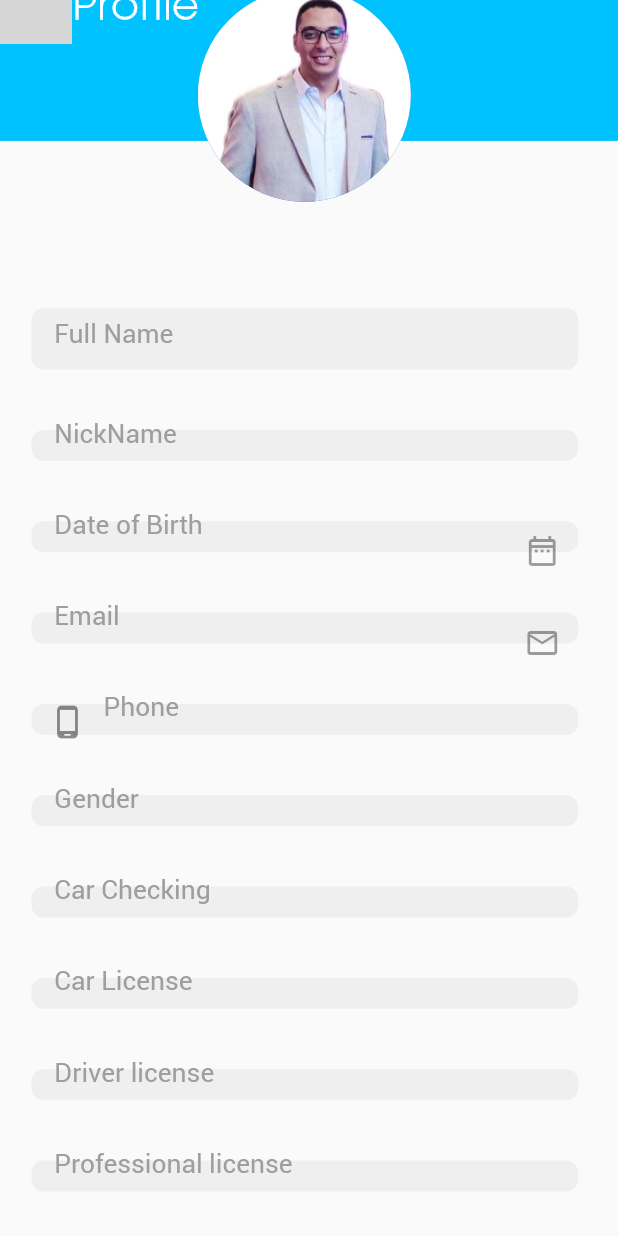
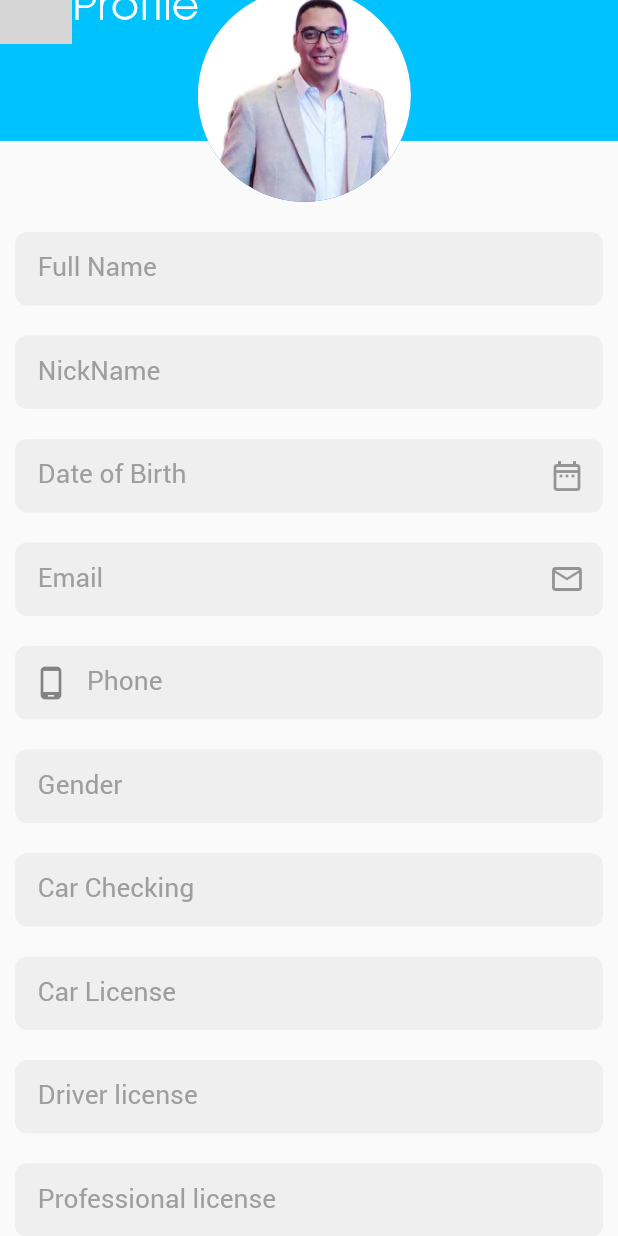
Before and after one commit to Dev0Mahmoud/Oz-Go-Driver, a Flutter app: the ProfileScreen screen opened by its route, scrolled down 109 dp, on a phone screen of 412 x 824 dp. Run offline on Flutter 3.47's test engine with Material 2 defaults, Android fonts, the phone set to English and light mode, and no system bars; our stand-ins replace bloc, dio, easy_localization, equatable, flutter_bloc, flutter_screenutil and 9 more; missing offline and left inert: fast_contacts; accounts and stored records are empty; project files that could hold a hidden picture were left out; grey boxes are pictures that could not be loaded.

Commit message:
finish app 'Thanks'

```diff
--- a/lib/presentation/router/app_router.dart
+++ b/lib/presentation/router/app_router.dart
@@ -30,7 +30,7 @@ class AppRouter {
     switch (settings.name) {
       case AppRouterNames.rSplashRoute:
         return MaterialPageRoute(
-          builder: (_) => TripRequestScreen(),
+          builder: (_) => SplashScreen(),
         );
       case AppRouterNames.rSignInRoute:
         return MaterialPageRoute(
--- a/lib/presentation/screens/user/contact_screen.dart
+++ b/lib/presentation/screens/user/contact_screen.dart
@@ -60,7 +60,7 @@ class _ContactScreenState extends State<ContactScreen> {
                 ),
         ),
       ),
-      body: controller.text.isEmpty ? ContactList(list: GlobalCubit.get(context).contacts ?? [],):ContactList(list: GlobalCubit.get(context).contactSearched,),
+      body: controller.text.isEmpty ? ContactList(list: GlobalCubit.get(context).contacts!,):ContactList(list: GlobalCubit.get(context).contactSearched,),
     );
   }
 }
--- a/lib/presentation/screens/user/profile_screen.dart
+++ b/lib/presentation/screens/user/profile_screen.dart
@@ -15,6 +15,7 @@ class ProfileScreen extends StatelessWidget {
   Widget build(BuildContext context) {
     return Scaffold(
       body: SingleChildScrollView(
+
         child: Column(
           children: [
             Stack(
@@ -29,36 +30,25 @@ class ProfileScreen extends StatelessWidget {
                     child: DefaultCircleAvatar(
                         imageName: AssetsManager.person, radius: 70.r)),
                 Padding(
-                  padding: EdgeInsets.only(top: 300.h, left: 10.w),
+                  padding: EdgeInsetsDirectional.only(top: 250.h),
                   child: Column(
                     children: [
-                      SizedBox(
-                        width: 350.w,
-                        child: DefaultFormField(
+                      DefaultFormField(
                           controller: _nameController,
                           keyboard: TextInputType.name,
                           fillColor: Color.fromARGB(255, 194, 194, 194)
                               .withOpacity(0.2),
                           borderColor: Colors.transparent,
                           hintText: 'Full Name'),
-                      ),
-                      SizedBox(height: 20.h),
-                      SizedBox(
-                        width: 350.w,
-                        height: 40.h,
-                        child: DefaultFormField(
+                      DefaultFormField(
                           fillColor: Color.fromARGB(255, 194, 194, 194)
                               .withOpacity(0.2),
                           borderColor: Colors.transparent,
+
                           controller: _nameController,
                           keyboard: TextInputType.name,
                           hintText: 'NickName'),
-                      ),
-                      SizedBox(height: 20.h),
-                      SizedBox(
-                        width: 350.w,
-                        height: 40.h,
-                        child: DefaultFormField(
+                      DefaultFormField(
                           fillColor: Color.fromARGB(255, 194, 194, 194)
                               .withOpacity(0.2),
                           borderColor: Colors.transparent,
@@ -66,12 +56,7 @@ class ProfileScreen extends StatelessWidget {
                           keyboard: TextInputType.name,
                           suffixIcon: Icon(Icons.date_range_outlined),
                           hintText: 'Date of Birth'),
-                      ),
-                      SizedBox(height: 20.h),
-                      SizedBox(
-                        width: 350.w,
-                        height: 40.h,
-                        child: DefaultFormField(
+                      DefaultFormField(
                           fillColor: Color.fromARGB(255, 194, 194, 194)
                               .withOpacity(0.2),
                           borderColor: Colors.transparent,
@@ -79,12 +64,7 @@ class ProfileScreen extends StatelessWidget {
                           keyboard: TextInputType.name,
                           suffixIcon: Icon(Icons.email_outlined),
                           hintText: 'Email'),
-                      ),
-                      SizedBox(height: 20.h),
-                      SizedBox(
-                        width: 350.w,
-                        height: 40.h,
-                        child: DefaultFormField(
+                      DefaultFormField(
                           fillColor: Color.fromARGB(255, 194, 194, 194)
                               .withOpacity(0.2),
                           borderColor: Colors.transparent,
@@ -92,68 +72,41 @@ class ProfileScreen extends StatelessWidget {
                           keyboard: TextInputType.name,
                           prefixIcon: Icon(Icons.phone_android_outlined),
                           hintText: 'Phone'),
-                      ),
-                      SizedBox(height: 20.h),
-                      SizedBox(
-                        width: 350.w,
-                        height: 40.h,
-                        child: DefaultFormField(
+                      DefaultFormField(
                           fillColor: Color.fromARGB(255, 194, 194, 194)
                               .withOpacity(0.2),
                           borderColor: Colors.transparent,
                           controller: _nameController,
                           keyboard: TextInputType.name,
                           hintText: 'Gender'),
-                      ),
-                      SizedBox(height: 20.h),
-                      SizedBox(
-                        width: 350.w,
-                        height: 40.h,
-                        child: DefaultFormField(
+                      DefaultFormField(
                           fillColor: Color.fromARGB(255, 194, 194, 194)
                               .withOpacity(0.2),
                           borderColor: Colors.transparent,
                           controller: _nameController,
                           keyboard: TextInputType.name,
                           hintText: 'Car Checking'),
-                      ),
-                      SizedBox(height: 20.h),
-                      SizedBox(
-                        width: 350.w,
-                        height: 40.h,
-                        child: DefaultFormField(
+                      DefaultFormField(
                           fillColor: Color.fromARGB(255, 194, 194, 194)
                               .withOpacity(0.2),
                           borderColor: Colors.transparent,
                           controller: _nameController,
                           keyboard: TextInputType.name,
                           hintText: 'Car License'),
-                      ),
-                      SizedBox(height: 20.h),
-                      SizedBox(
-                        width: 350.w,
-                        height: 40.h,
-                        child: DefaultFormField(
+                      DefaultFormField(
                           fillColor: Color.fromARGB(255, 194, 194, 194)
                               .withOpacity(0.2),
                           borderColor: Colors.transparent,
                           controller: _nameController,
                           keyboard: TextInputType.name,
                           hintText: 'Driver license'),
-                      ),
-                      SizedBox(height: 20.h),
-                      SizedBox(
-                        width: 350.w,
-                        height: 40.h,
-                        child: DefaultFormField(
+                      DefaultFormField(
                           fillColor: Color.fromARGB(255, 194, 194, 194)
                               .withOpacity(0.2),
                           borderColor: Colors.transparent,
                           controller: _nameController,
                           keyboard: TextInputType.name,
                           hintText: 'Professional license'),
-                      ),
-                      SizedBox(height: 20.h),
                     ],
                   ),
                 )
--- a/lib/presentation/screens/user/setting_screen.dart
+++ b/lib/presentation/screens/user/setting_screen.dart
@@ -59,7 +59,7 @@ class SettingScreen extends StatelessWidget {
                   Spacer(),
                   IconButton(
                       onPressed: () {
-
+                        Navigator.pushNamed(context, AppRouterNames.rProfileRoute);
                       },
                       icon: Icon(
                         Icons.arrow_forward_ios,
--- a/lib/presentation/view/app_drawer.dart
+++ b/lib/presentation/view/app_drawer.dart
@@ -82,7 +82,7 @@ class AppDrawer extends StatelessWidget {
           ),
           DrawerButton(
             onTap: () =>
-                Navigator.pushNamed(context, AppRouterNames.rTripRequestRoute),
+                Navigator.pop(context),
             iconPath: 'assets/icon/home.svg',
             title: 'Home',
           ),
--- a/lib/presentation/view/contact_list.dart
+++ b/lib/presentation/view/contact_list.dart
@@ -21,7 +21,6 @@ class ContactList extends StatelessWidget {
     return BlocConsumer<GlobalCubit, GlobalState>(
         listener: (context, state) {},
         builder: (context, state) {
-            cubit.askPermissions(context);
           if (list.isNotEmpty) {
             return ListView.builder(
                 itemCount: list.length,
--- a/lib/presentation/view/satrt_trip_view.dart
+++ b/lib/presentation/view/satrt_trip_view.dart
@@ -34,7 +34,7 @@ class StartTripView extends StatelessWidget {
                       ),
                     ),
                     onTap: (){
-                      Navigator.pushReplacementNamed(context, AppRouterNames.rChatRoute);
+                      Navigator.pushNamed(context, AppRouterNames.rChatRoute);
                     },
                   ),
                   SizedBox(
@@ -66,7 +66,7 @@ class StartTripView extends StatelessWidget {
             DefaultButton(
               label: 'Start',
               onPressed: () {
-                Navigator.pushNamed(
+                Navigator.pushReplacementNamed(
                     context, AppRouterNames.rTripeEndRoute);
               },
               height: 56.h,
--- a/lib/presentation/view/sign_in_view.dart
+++ b/lib/presentation/view/sign_in_view.dart
@@ -50,7 +50,7 @@ class SignInView extends StatelessWidget {
             SizedBox(
               height: 17.h,
             ),
-            DefaultFormField(controller: passwordController, keyboard: TextInputType.text),
+            DefaultFormField(controller: passwordController, keyboard: TextInputType.visiblePassword,outFormPadding: EdgeInsets.zero,isPassword: true,hintText: 'Password',),
             SizedBox(
               height:25.h,
             ),
--- a/lib/presentation/view/trip_details.dart
+++ b/lib/presentation/view/trip_details.dart
@@ -175,7 +175,7 @@ class TripDetailsView extends StatelessWidget {
                     height: 32.h,
                   ),
                   DefaultButton(label: 'paid', onPressed: (){
-                    Navigator.pushReplacementNamed(context, AppRouterNames.rCustomerReviewRoute);
+                    Navigator.pushReplacementNamed(context, AppRouterNames.rTripRequestRoute);
                   }, height: 56.h, width: double.infinity)
                 ],
               ),
--- a/lib/presentation/view/trip_request_view.dart
+++ b/lib/presentation/view/trip_request_view.dart
@@ -107,7 +107,7 @@ class TripRequestView extends StatelessWidget {
                 children: [
                   DefaultButton(label: 'Cancel', onPressed: (){}, height: 56.h, width: 144.w,color: AppColor.red,secondColor: AppColor.red,),
                   DefaultButton(label: 'Accept', onPressed: (){
-                    Navigator.pushNamed(context, AppRouterNames.rTripeStartRoute);
+                    Navigator.pushReplacementNamed(context, AppRouterNames.rTripeStartRoute);
 
                   }, height: 56.h, width: 144.w,),
                 ],
--- a/lib/presentation/widget/default_form_field.dart
+++ b/lib/presentation/widget/default_form_field.dart
@@ -79,8 +79,8 @@ class _DefaultFormFieldState extends State<DefaultFormField> {
       key: formKey,
       child: Container(
         padding: widget.outFormPadding ??EdgeInsetsDirectional.all(10),
-        height: widget.height ?? 60.h,
-        width: double.infinity,
+        height: widget.height ?? 68.h,
+        width: double.infinity.w,
         child: TextFormField(
           textDirection: widget.textDirection,
           style: widget.formFieldStyle ?? TextStyle(color: Colors.black),
```
Also changed, not shown: lib/presentation/screens/user/trip_end_screen.dart (+21 -1 lines), lib/presentation/screens/user/trip_start_screen.dart (+31 -2 lines), 1 other file. Lines whose indentation alone changed are shown as unchanged.
